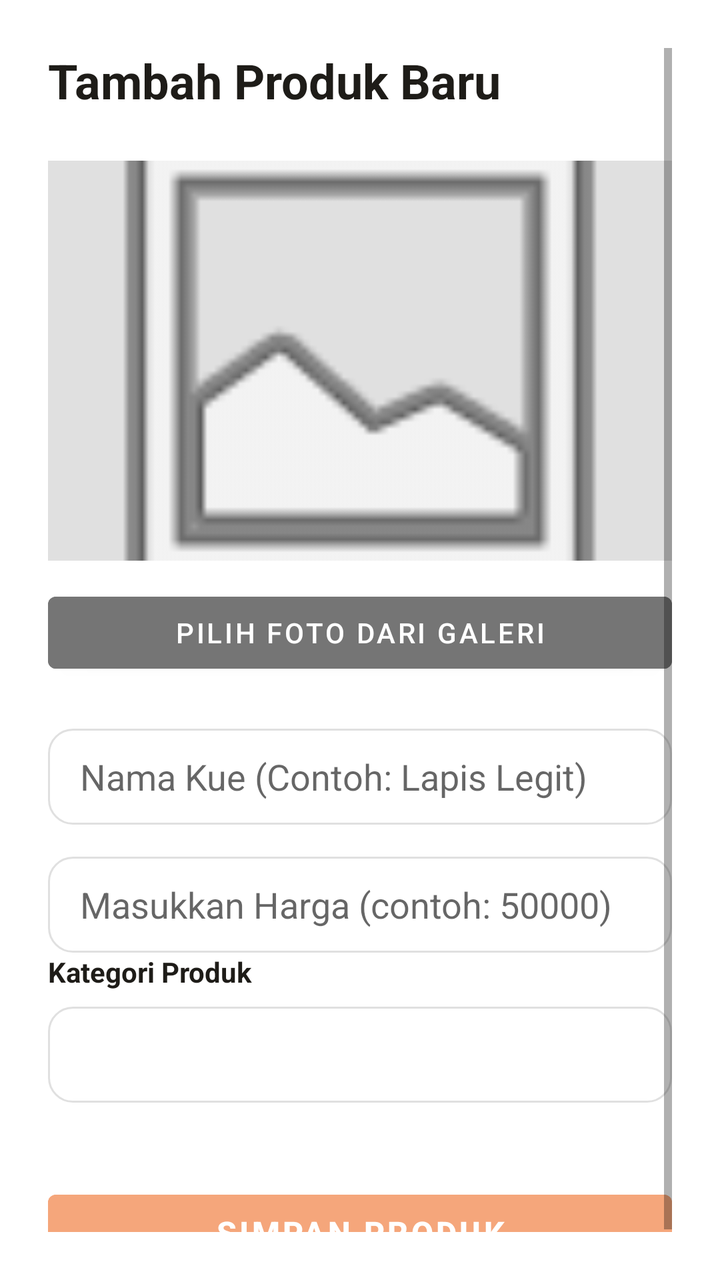
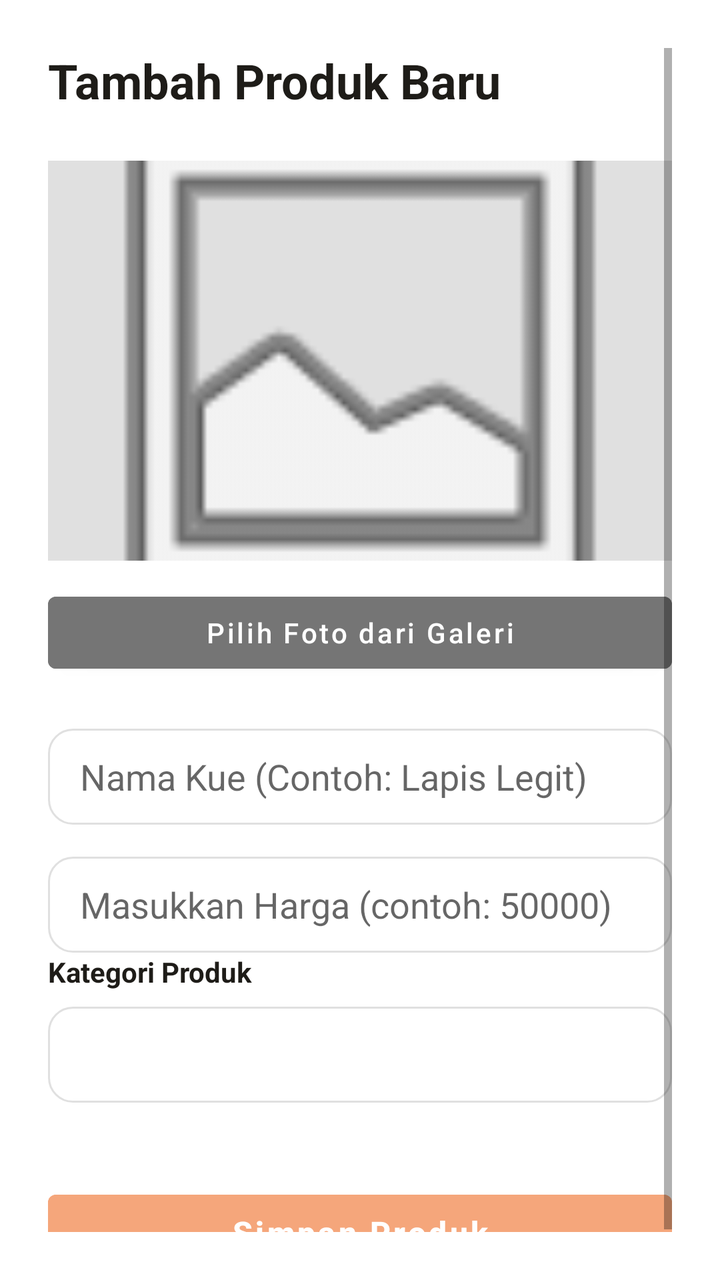

Before-and-after screenshots of an Android layout around one commit, followed by the original layout XML and the change that was made.
<!-- AndroidManifest.xml: application theme Theme.KueWeh -->
<!-- res/layout/activity_add_product.xml -->
<?xml version="1.0" encoding="utf-8"?>
<ScrollView xmlns:android="http://schemas.android.com/apk/res/android"
    android:layout_width="match_parent"
    android:layout_height="match_parent"
    android:background="#FFFFFF"
    android:padding="24dp">

    <LinearLayout
        android:layout_width="match_parent"
        android:layout_height="wrap_content"
        android:orientation="vertical">

        <TextView
            android:layout_width="wrap_content"
            android:layout_height="wrap_content"
            android:layout_marginBottom="24dp"
            android:text="Tambah Produk Baru"
            android:textColor="#1E1C18"
            android:textSize="24sp"
            android:textStyle="bold" />

        <ImageView
            android:id="@+id/imgPreview"
            android:layout_width="match_parent"
            android:layout_height="200dp"
            android:layout_marginBottom="12dp"
            android:background="#E0E0E0"
            android:scaleType="centerCrop"
            android:src="@android:drawable/ic_menu_gallery" />

        <Button
            android:id="@+id/btnPilihFoto"
            android:layout_width="match_parent"
            android:layout_height="wrap_content"
            android:layout_marginBottom="24dp"
            android:backgroundTint="#757575"
            android:text="Pilih Foto dari Galeri" />

        <EditText
            android:id="@+id/etNamaKue"
            android:layout_width="match_parent"
            android:layout_height="48dp"
            android:layout_marginBottom="16dp"
            android:background="@drawable/bg_input_rounded"
            android:hint="Nama Kue (Contoh: Lapis Legit)"
            android:paddingHorizontal="16dp" />

        <EditText
            android:id="@+id/etHargaKue"
            android:layout_width="match_parent"
            android:layout_height="48dp"
            android:hint="Masukkan Harga (contoh: 50000)"
            android:background="@drawable/bg_input_rounded"
            android:paddingHorizontal="16dp"
            android:inputType="number"
            android:maxLines="1" />

        <TextView
            android:layout_width="wrap_content"
            android:layout_height="wrap_content"
            android:text="Kategori Produk"
            android:textColor="#1E1C18"
            android:textStyle="bold"
            android:layout_marginBottom="8dp" />

        <Spinner
            android:id="@+id/spinnerKategori"
            android:layout_width="match_parent"
            android:layout_height="48dp"
            android:layout_marginBottom="16dp"
            android:background="@drawable/bg_input_rounded"
            android:paddingHorizontal="16dp" />

        <Button
            android:id="@+id/btnSimpanProduk"
            android:layout_width="match_parent"
            android:layout_height="50dp"
            android:layout_marginTop="24dp"
            android:backgroundTint="#F5A67B"
            android:text="Simpan Produk"
            android:textSize="16sp"
            android:textStyle="bold" />

    </LinearLayout>
</ScrollView>
<!-- resources referenced by this layout -->
<resources>
  <!-- drawable bg_input_rounded (drawable) -->
  <?xml version="1.0" encoding="utf-8"?>
  <shape xmlns:android="http://schemas.android.com/apk/res/android">
      <solid android:color="#FFFFFF" />
      <stroke android:width="1dp" android:color="#E0E0E0" />
      <corners android:radius="12dp" />
  </shape>
  <style name="Theme.KueWeh" parent="Theme.MaterialComponents.Light.NoActionBar">
          <item name="android:statusBarColor">@android:color/transparent</item>
  
          <item name="android:windowLightStatusBar">true</item>
      </style>
</resources>

<!-- the commit's change to res/layout/activity_add_product.xml (unified diff, before → after) -->
@@ -34,7 +34,8 @@
             android:layout_height="wrap_content"
             android:layout_marginBottom="24dp"
             android:backgroundTint="#757575"
-            android:text="Pilih Foto dari Galeri" />
+            android:text="Pilih Foto dari Galeri"
+            android:textAllCaps="false"/>
 
         <EditText
             android:id="@+id/etNamaKue"
@@ -79,7 +80,8 @@
             android:backgroundTint="#F5A67B"
             android:text="Simpan Produk"
             android:textSize="16sp"
-            android:textStyle="bold" />
+            android:textStyle="bold"
+            android:textAllCaps="false"/>
 
     </LinearLayout>
 </ScrollView>
